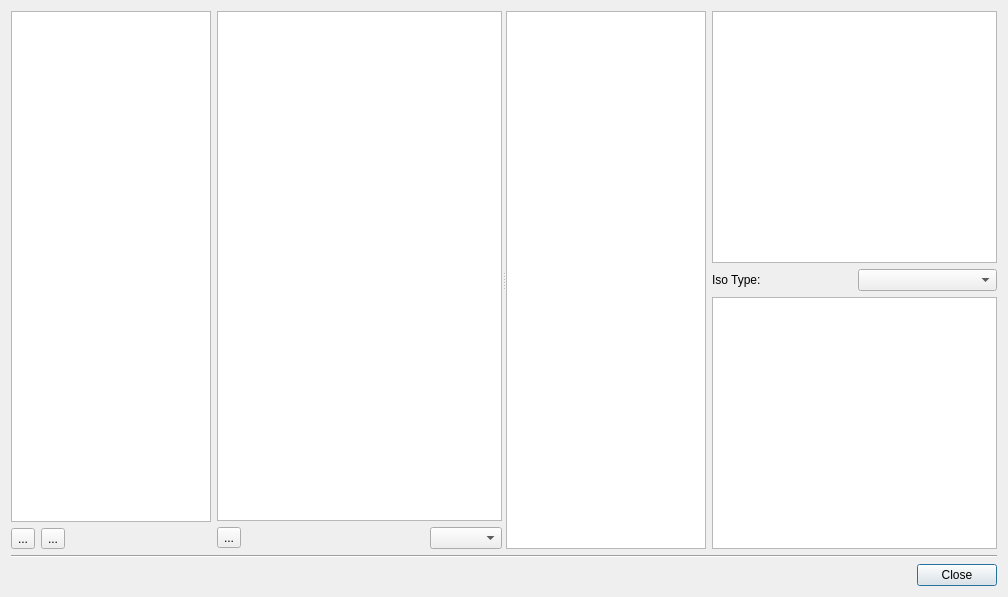
timbaker/tiled, file src/tiled/virtualtilesetdialog.ui: the form before one commit.
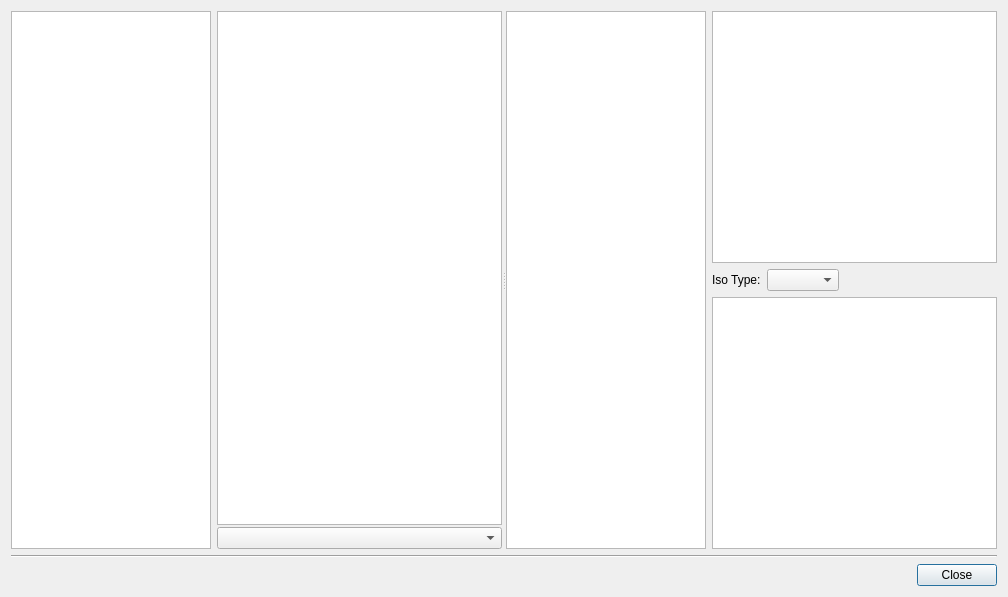
The form after the commit. Icons and pictures are not drawn. Custom widgets are drawn as their Qt base class.

Commit message: Added floor and roof virtual tiles.

```diff
--- a/src/tiled/virtualtilesetdialog.ui
+++ b/src/tiled/virtualtilesetdialog.ui
@@ -40,6 +40,9 @@
       <layout class="QHBoxLayout" name="horizontalLayout_3" stretch="0,1">
        <item>
         <layout class="QVBoxLayout" name="verticalLayout">
+         <property name="spacing">
+          <number>2</number>
+         </property>
          <item>
           <widget class="QListWidget" name="vTilesetNames">
            <property name="maximumSize">
@@ -51,89 +54,20 @@
           </widget>
          </item>
          <item>
-          <layout class="QHBoxLayout" name="horizontalLayout_2">
-           <item>
-            <widget class="QToolButton" name="addTileset">
-             <property name="text">
-              <string>...</string>
-             </property>
-             <property name="icon">
-              <iconset resource="tiled.qrc">
-               <normaloff>:/images/22x22/add.png</normaloff>:/images/22x22/add.png</iconset>
-             </property>
-             <property name="toolButtonStyle">
-              <enum>Qt::ToolButtonFollowStyle</enum>
-             </property>
-            </widget>
-           </item>
-           <item>
-            <widget class="QToolButton" name="removeTileset">
-             <property name="text">
-              <string>...</string>
-             </property>
-             <property name="icon">
-              <iconset resource="tiled.qrc">
-               <normaloff>:/images/16x16/edit-delete.png</normaloff>:/images/16x16/edit-delete.png</iconset>
-             </property>
-             <property name="toolButtonStyle">
-              <enum>Qt::ToolButtonFollowStyle</enum>
-             </property>
-            </widget>
-           </item>
-           <item>
-            <spacer name="horizontalSpacer">
-             <property name="orientation">
-              <enum>Qt::Horizontal</enum>
-             </property>
-             <property name="sizeHint" stdset="0">
-              <size>
-               <width>40</width>
-               <height>20</height>
-              </size>
-             </property>
-            </spacer>
-           </item>
-          </layout>
+          <layout class="QHBoxLayout" name="vTilesetToolbarLayout"/>
          </item>
         </layout>
        </item>
        <item>
         <layout class="QVBoxLayout" name="verticalLayout_3">
+         <property name="spacing">
+          <number>2</number>
+         </property>
          <item>
           <widget class="Tiled::Internal::VirtualTilesetView" name="vTilesetTiles"/>
          </item>
          <item>
-          <layout class="QHBoxLayout" name="horizontalLayout_5">
-           <item>
-            <widget class="QToolButton" name="clearVTiles">
-             <property name="toolTip">
-              <string>Clear selected tiles</string>
-             </property>
-             <property name="text">
-              <string>...</string>
-             </property>
-             <property name="icon">
-              <iconset resource="tiled.qrc">
-               <normaloff>:/images/16x16/edit-clear.png</normaloff>:/images/16x16/edit-clear.png</iconset>
-             </property>
-             <property name="toolButtonStyle">
-              <enum>Qt::ToolButtonFollowStyle</enum>
-             </property>
-            </widget>
-           </item>
-           <item>
-            <spacer name="horizontalSpacer_2">
-             <property name="orientation">
-              <enum>Qt::Horizontal</enum>
-             </property>
-             <property name="sizeHint" stdset="0">
-              <size>
-               <width>40</width>
-               <height>20</height>
-              </size>
-             </property>
-            </spacer>
-           </item>
+          <layout class="QHBoxLayout" name="vTileToolbarLayout">
            <item>
             <widget class="QComboBox" name="scaleCombo"/>
            </item>
@@ -172,6 +106,19 @@
            <item>
             <widget class="QComboBox" name="comboBox"/>
            </item>
+           <item>
+            <spacer name="horizontalSpacer">
+             <property name="orientation">
+              <enum>Qt::Horizontal</enum>
+             </property>
+             <property name="sizeHint" stdset="0">
+              <size>
+               <width>40</width>
+               <height>20</height>
+              </size>
+             </property>
+            </spacer>
+           </item>
           </layout>
          </item>
          <item>
```
Left out of the diff: 30 changed lines with no effect on the pictures. The commit also changes 10 other files.
